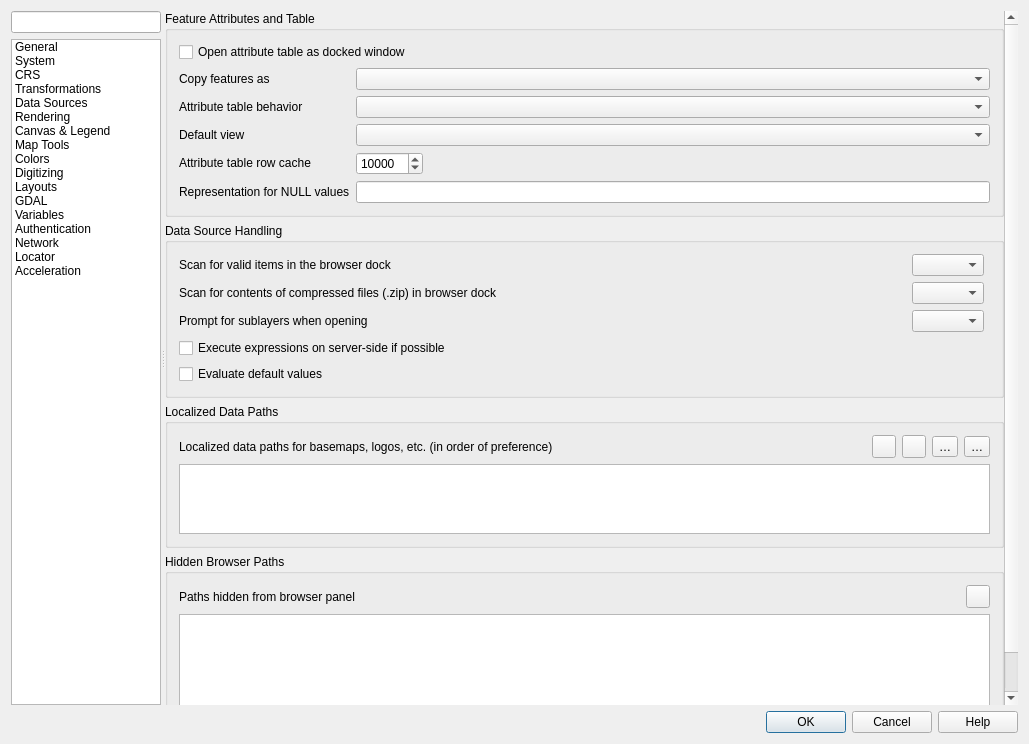
qgis/QGIS, file src/ui/qgsoptionsbase.ui: the form before one commit.
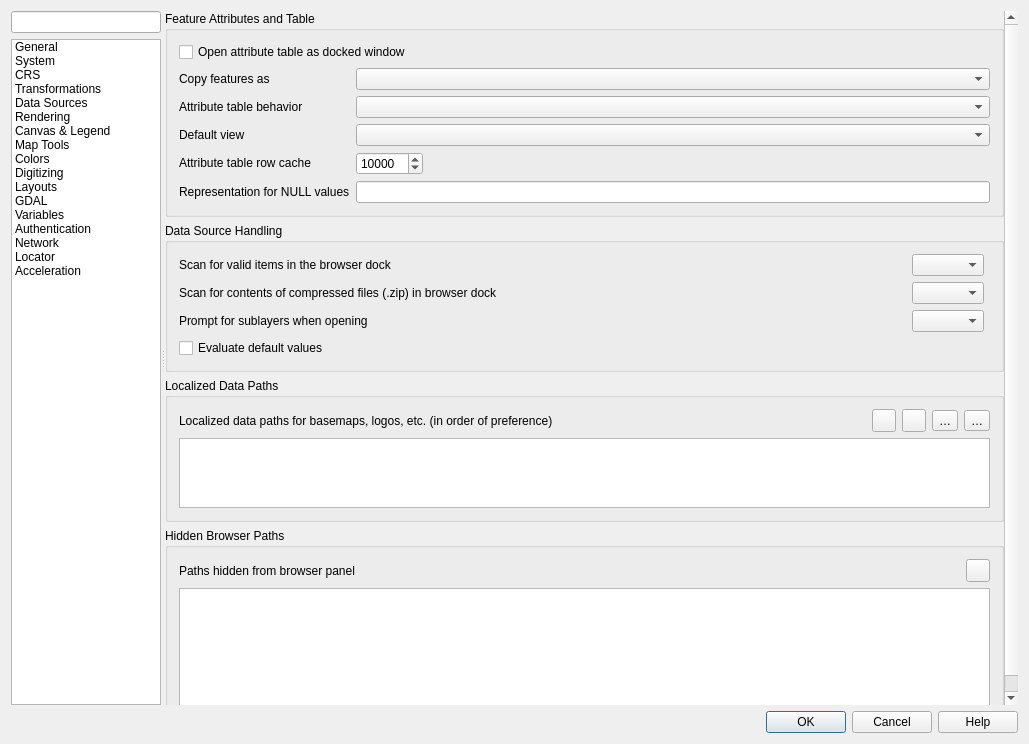
The form after the commit. The open tabs and pages were chosen to show the change. Icons and pictures are not drawn. Custom widgets are drawn as their Qt base class.

Commit message: We can trust compiled expressions, remove option to disable

```diff
--- a/src/ui/qgsoptionsbase.ui
+++ b/src/ui/qgsoptionsbase.ui
@@ -2087,7 +2087,7 @@
                   <item row="0" column="2">
                    <widget class="QComboBox" name="cmbScanItemsInBrowser"/>
                   </item>
-                  <item row="6" column="0" colspan="4">
+                  <item row="5" column="0" colspan="4">
                    <widget class="QCheckBox" name="cbxEvaluateDefaultValues">
                     <property name="toolTip">
                      <string>&lt;html&gt;&lt;head/&gt;&lt;body&gt;&lt;p&gt;When digitizing a new feature, default values are retrieved from the database. With this option turned on, the default values will be evaluated at the time of digitizing. With this option turned off, the default values will be evaluated at the time of saving.&lt;/p&gt;&lt;/body&gt;&lt;/html&gt;</string>
@@ -2142,13 +2142,6 @@
                     </property>
                    </widget>
                   </item>
-                  <item row="5" column="0" colspan="4">
-                   <widget class="QCheckBox" name="cbxCompileExpressions">
-                    <property name="text">
-                     <string>Execute expressions on server-side if possible</string>
-                    </property>
-                   </widget>
-                  </item>
                   <item row="1" column="0">
                    <widget class="QLabel" name="label_29">
                     <property name="text">
```
The commit also changes 7 other files.
